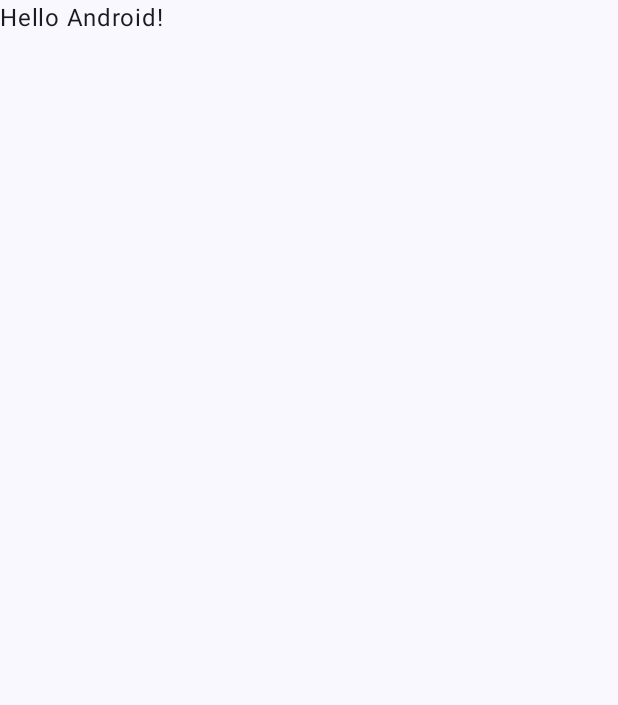
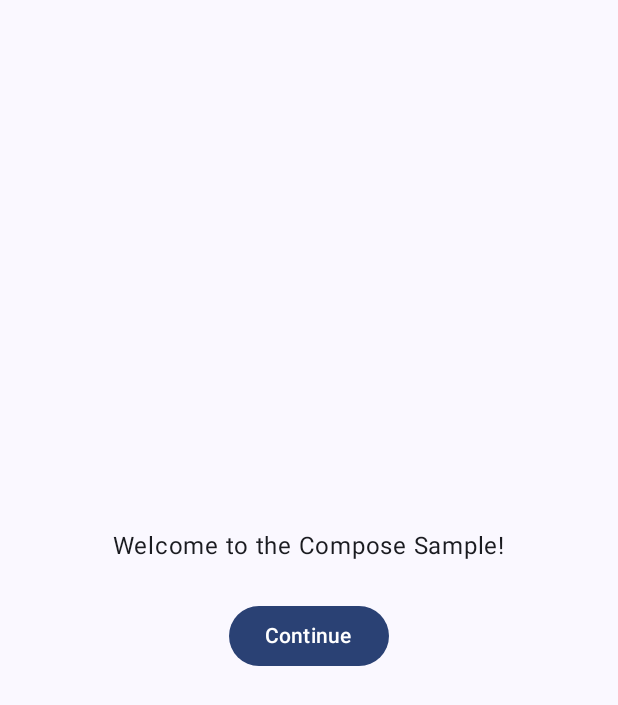
Before and after one commit to itc-s22022/Android2, an Android app built with Jetpack Compose: the screen it shows after launch (MainActivity), on a phone screen of 412 x 824 dp. Before the commit the part shown is almost empty. Shown: the top 705 px of the screen. Run offline under Robolectric (Android 15) with nearby library versions, the phone set to English and light mode, and no system bars.

Commit message:
状態ホスティングができた

```diff
--- a/ComposeSample/app/src/main/java/ja/ac/it_college/std/s22022/composesample/MainActivity.kt
+++ b/ComposeSample/app/src/main/java/ja/ac/it_college/std/s22022/composesample/MainActivity.kt
@@ -1,15 +1,28 @@
 package ja.ac.it_college.std.s22022.composesample
 
 import android.os.Bundle
+import android.widget.AbsListView.SelectionBoundsAdjuster
 import androidx.activity.ComponentActivity
 import androidx.activity.compose.setContent
+import androidx.compose.foundation.layout.Arrangement
+import androidx.compose.foundation.layout.Column
+import androidx.compose.foundation.layout.Row
 import androidx.compose.foundation.layout.fillMaxSize
+import androidx.compose.foundation.layout.padding
+import androidx.compose.material3.Button
+import androidx.compose.material3.ElevatedButton
 import androidx.compose.material3.MaterialTheme
 import androidx.compose.material3.Surface
 import androidx.compose.material3.Text
 import androidx.compose.runtime.Composable
+import androidx.compose.runtime.getValue
+import androidx.compose.runtime.mutableStateOf
+import androidx.compose.runtime.remember
+import androidx.compose.runtime.setValue
+import androidx.compose.ui.Alignment
 import androidx.compose.ui.Modifier
 import androidx.compose.ui.tooling.preview.Preview
+import androidx.compose.ui.unit.dp
 import ja.ac.it_college.std.s22022.composesample.ui.theme.ComposeSampleTheme
 
 class MainActivity : ComponentActivity() {
@@ -17,30 +30,104 @@ class MainActivity : ComponentActivity() {
         super.onCreate(savedInstanceState)
         setContent {
             ComposeSampleTheme {
-                // A surface container using the 'background' color from the theme
-                Surface(
-                    modifier = Modifier.fillMaxSize(),
-                    color = MaterialTheme.colorScheme.background
-                ) {
-                    Greeting("Android")
-                }
+               MyApp(modifier = Modifier.fillMaxSize())
             }
         }
     }
 }
 
 @Composable
-fun Greeting(name: String, modifier: Modifier = Modifier) {
-    Text(
-        text = "Hello $name!",
-        modifier = modifier
-    )
+private fun MyApp(modifier: Modifier = Modifier) {
+
+    var shouldShowOnboarding by remember {  mutableStateOf(true) }
+
+    Surface (modifier = modifier){
+        if (shouldShowOnboarding) {
+            OnboardingScreen(onContinueClicked = { shouldShowOnboarding = false })
+        } else {
+            Greetings()
+        }
+    }
 }
 
-@Preview(showBackground = true)
 @Composable
-fun GreetingPreview() {
-    ComposeSampleTheme {
-        Greeting("Android")
+fun Greeting(name: String) {
+    val expanded = remember { mutableStateOf(false) }
+
+    val extraPadding = if (expanded.value) 48.dp else 0.dp
+
+    Surface(
+        color = MaterialTheme.colorScheme.primary,
+        modifier = Modifier.padding(vertical = 4.dp, horizontal = 8.dp)
+        ) {
+        Row(modifier = Modifier.padding(24.dp)) {
+            Column (modifier = Modifier
+                .weight(1f)
+                .padding(bottom = extraPadding)
+            ){
+                Text(text = "Hello, ")
+                Text(text = name)
+            }
+            ElevatedButton(
+                onClick = { expanded.value = !expanded.value }
+            ) {
+                Text(if (expanded.value) "Show less" else "Show more")
+            }
+        }
     }
 }
+
+@Preview(showBackground = true, widthDp = 320)
+@Composable
+fun DefaultPreview() {
+    ComposeSampleTheme {
+        MyApp()
+    }
+}
+
+@Composable
+private fun OnboardingScreen(
+    onContinueClicked: () -> Unit,
+    modifier: Modifier = Modifier
+) {
+
+    Column (
+        verticalArrangement = Arrangement.Center,
+        modifier = modifier.fillMaxSize(),
+        horizontalAlignment = Alignment.CenterHorizontally
+    ){
+        Text("Welcome to the Compose Sample!")
+        Button(
+            modifier = Modifier.padding(vertical = 24.dp),
+            onClick = onContinueClicked
+        ) {
+            Text(text = "Continue")
+        }
+    }
+}
+
+@Preview(showBackground = true, widthDp = 320, heightDp = 320)
+@Composable
+fun OnboardingPreview() {
+    ComposeSampleTheme {
+        OnboardingScreen(onContinueClicked = {})
+    }
+}
+@Composable
+fun Greetings(
+    modifier: Modifier = Modifier,
+    names: List<String> = listOf("World", "Compose")
+) {
+    Column(modifier = modifier.padding(vertical = 4.dp)){
+        for (name in names) {
+            Greeting(name)
+        }
+    }
+}
+@Preview(showBackground = true, widthDp = 320)
+@Composable
+private fun GreetingsPreview() {
+    ComposeSampleTheme {
+        Greetings()
+    }
+}
```
